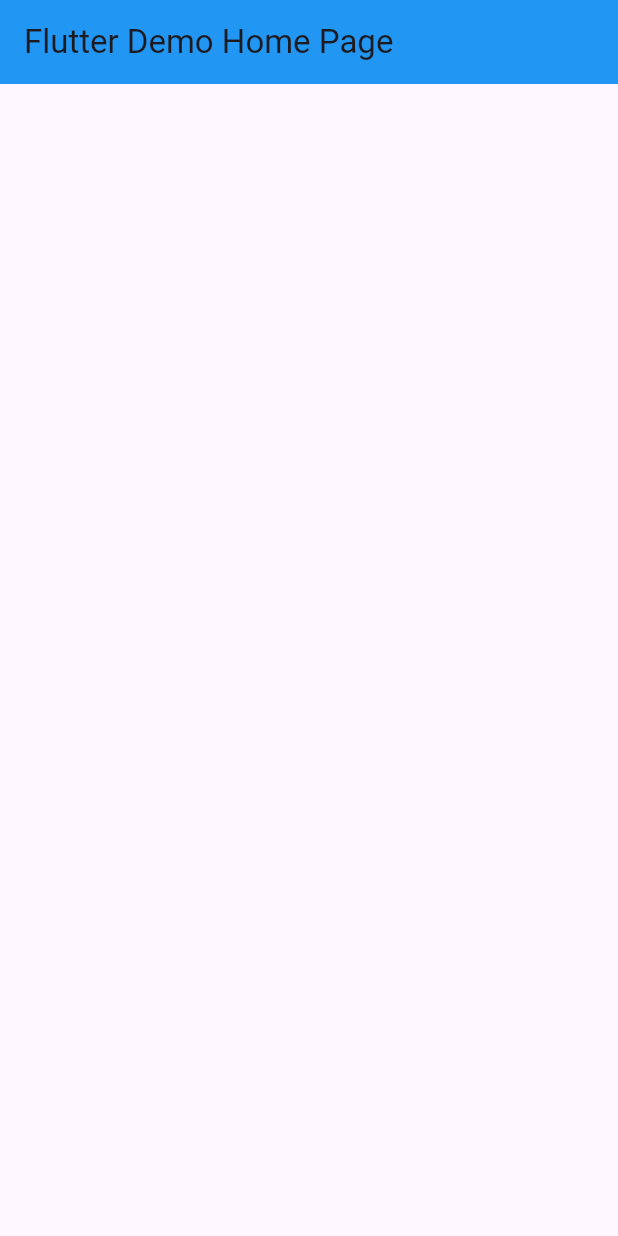
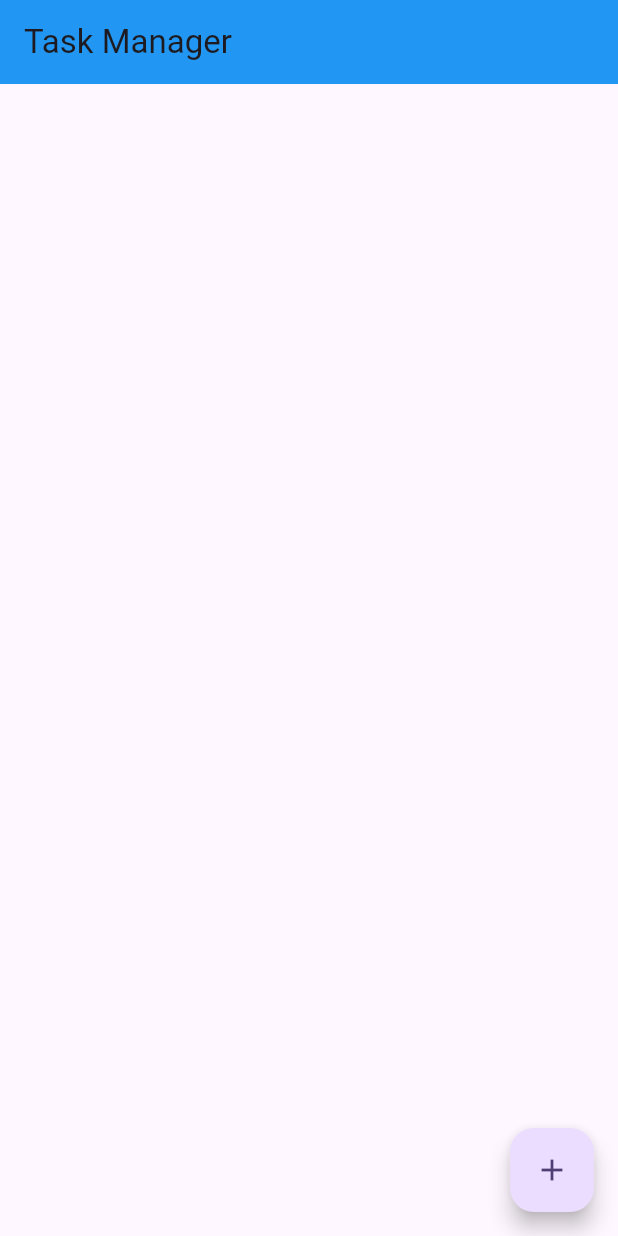
Before and after one commit to Ratib05/flutter_task_manager, a Flutter app: the screen it shows after launch, on a phone screen of 412 x 824 dp. Run offline on Flutter 3.47's test engine with Material 3 defaults, Android fonts, the phone set to English and light mode, and no system bars.

Commit message:
setup the task view system and add task system

```diff
--- a/task_manager/task_manager/lib/main.dart
+++ b/task_manager/task_manager/lib/main.dart
@@ -11,12 +11,11 @@ class MyApp extends StatelessWidget {
   @override
   Widget build(BuildContext context) {
     return MaterialApp(
-      title: 'Flutter Demo',
+      title: 'Task Manager',
       theme: ThemeData(
-
         colorScheme: ColorScheme.fromSeed(seedColor: Colors.deepPurple),
       ),
-      home: const MyHomePage(title: 'Flutter Demo Home Page'),
+      home: const MyHomePage(title: 'Task Manager'),
     );
   }
 }
@@ -40,7 +39,6 @@ class MyHomePage extends StatefulWidget {
 }
 
 class _MyHomePageState extends State<MyHomePage> {
-
   var tasks = <String>[];
 
   @override
@@ -48,20 +46,42 @@ class _MyHomePageState extends State<MyHomePage> {
     // This method is rerun every time setState is called, for instance as done
     // by the _incrementCounter method above.
     return Scaffold(
-      appBar: AppBar(
-        title: Text(widget.title),
-        backgroundColor: Colors.blue ,
-      ),
+      appBar: AppBar(title: Text(widget.title), backgroundColor: Colors.blue),
       body: Column(
         children: [
-          Expanded(child:
-          ListView.builder(itemCount: tasks.length, itemBuilder: (context, index) => ,),
+          Expanded(
+            child: ListView.builder(
+              itemCount: tasks.length,
+              itemBuilder: (context, index) =>
+                  ListTile(title: Text(tasks[index])),
+            ),
           ),
         ],
       ),
+      floatingActionButton: FloatingActionButton(
+        onPressed: () {
+          TextEditingController textController = TextEditingController();
 
-
-
+          showDialog(
+            context: context,
+            builder: (context) => AlertDialog(
+              title: Text("Add task"),
+              content: TextField(controller: textController),
+              actions: [
+                TextButton(
+                  onPressed: () {
+                    setState(() {
+                      tasks.add(textController.text);
+                    });
+                  },
+                  child: Text("Add"),
+                ),
+              ],
+            ),
+          );
+        },
+        child: Icon(Icons.add),
+      ),
     );
   }
 }
```
